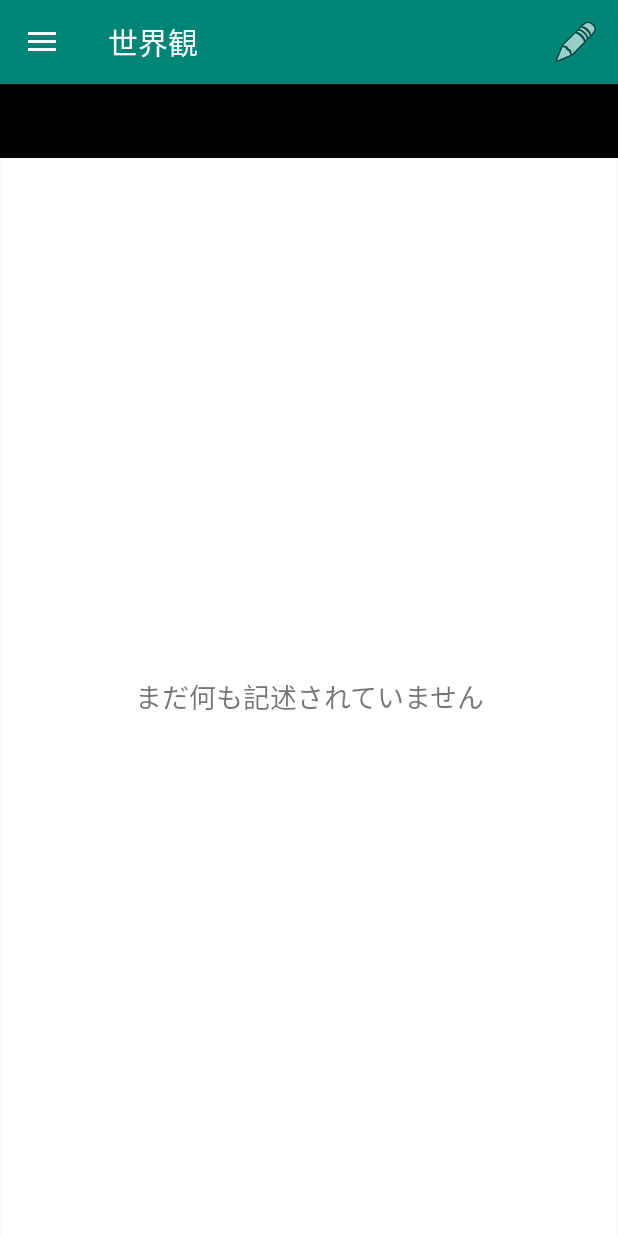
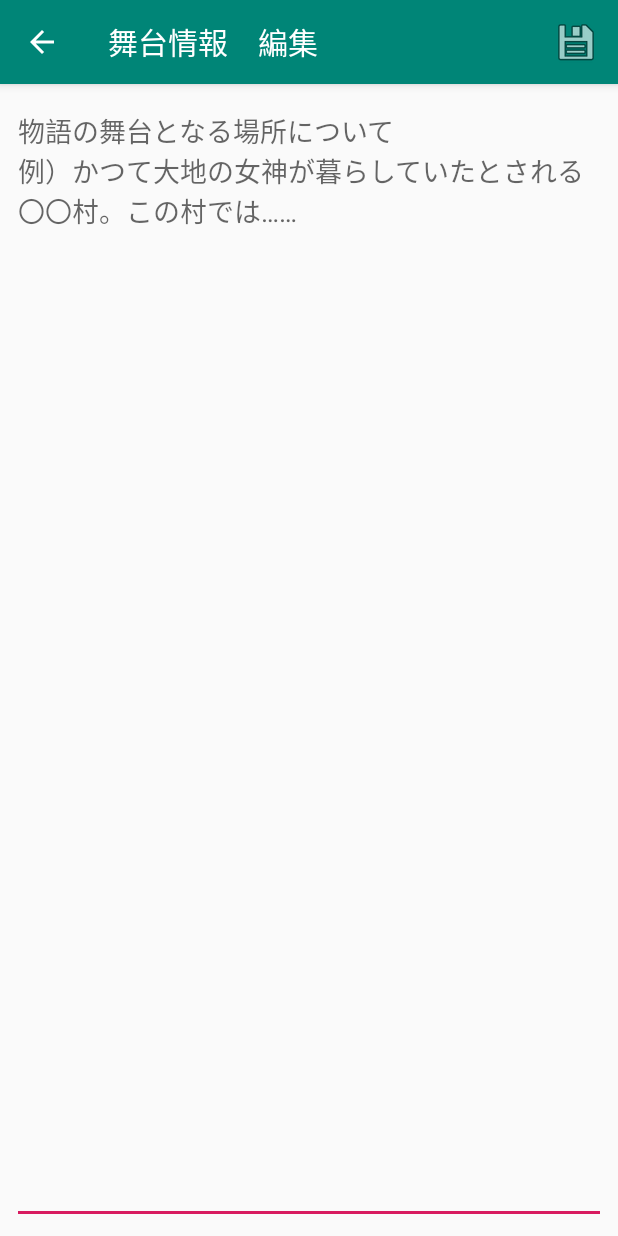
Before and after one commit to miyaju-sen/sk_project_android, an Android app: the WorldViewListActivity screen opened directly, with no data from a screen before it, after a tap on "編集", on a phone screen of 412 x 824 dp. Run offline under Robolectric (Android 15) with nearby library versions, the phone set to English and light mode, and no system bars.

Commit message:
・舞台の編集画面を使えるように（画面部品の配置・オプションメニューの追加） ・世界観一覧画面から舞台の編集画面への遷移ができるように

```diff
--- a/PlotEditor/app/src/main/AndroidManifest.xml
+++ b/PlotEditor/app/src/main/AndroidManifest.xml
@@ -39,7 +39,10 @@
         <activity android:name=".WorldViewEditActivity" />
         <activity android:name=".StoryEditActivity" />
         <activity android:name=".TestActivity" />
-        <activity android:name=".StageEditActivity"></activity>
+        <activity
+            android:name=".StageEditActivity"
+            android:theme="@style/AppTheme">
+        </activity>
     </application>
 
 </manifest>
--- a/PlotEditor/app/src/main/java/local/hal/st32/android/ploteditor/StageEditActivity.java
+++ b/PlotEditor/app/src/main/java/local/hal/st32/android/ploteditor/StageEditActivity.java
@@ -1,7 +1,11 @@
 package local.hal.st32.android.ploteditor;
 
+import android.support.v7.app.ActionBar;
 import android.support.v7.app.AppCompatActivity;
 import android.os.Bundle;
+import android.view.Menu;
+import android.view.MenuInflater;
+import android.view.MenuItem;
 
 /**
  * 就職作品
@@ -16,5 +20,62 @@ public class StageEditActivity extends AppCompatActivity {
     protected void onCreate(Bundle savedInstanceState) {
         super.onCreate(savedInstanceState);
         setContentView(R.layout.activity_stage_edit);
+
+        //アクションバーに前画面へ戻る機能をつける
+        ActionBar actionBar = getSupportActionBar();
+        actionBar.setDisplayHomeAsUpEnabled(true);
+
+    }
+
+    @Override
+    public void onResume() {
+        super.onResume();
+        setTitle("舞台情報　編集");
+    }
+
+    /**
+     * オプションメニュー作成
+     */
+    @Override
+    public boolean onCreateOptionsMenu(Menu menu) {
+        MenuInflater inflater = getMenuInflater();
+        inflater.inflate(R.menu.menu_edit, menu);
+
+        //表示されたままのメニューアイコンを非表示に
+        menu.findItem(R.id.menuEdit).setVisible(false);
+
+        //保存ボタンを取得・表示
+        MenuItem save = menu.findItem(R.id.menuSave);
+        save.setVisible(true);
+
+        return true;
+    }
+
+    /**
+     * オプションメニュー選択時処理
+     */
+    @Override
+    public boolean onOptionsItemSelected(MenuItem item) {
+        int itemId = item.getItemId();
+        switch (itemId) {
+            //保存ボタン
+            case R.id.menuSave:
+                //TODO:保存処理
+//                onSaveButtonClick();
+                break;
+            //戻るボタン
+            case android.R.id.home:
+                onBackButtonClick();
+                break;
+        }
+        return super.onOptionsItemSelected(item);
+    }
+
+    /**
+     * 戻るボタン押下時の処理
+     */
+    private void onBackButtonClick() {
+        //TODO:変更項目があった場合の処理
+        StageEditActivity.this.finish();
     }
 }
--- a/PlotEditor/app/src/main/java/local/hal/st32/android/ploteditor/WorldViewListActivity.java
+++ b/PlotEditor/app/src/main/java/local/hal/st32/android/ploteditor/WorldViewListActivity.java
@@ -159,6 +159,7 @@ public class WorldViewListActivity extends AppCompatActivity implements ViewPage
                 break;
             case R.id.menuEdit:
                 //TODO:編集処理
+                onEditButtonClick();
                 break;
             case R.id.menuReload:
                 onResume();
@@ -172,7 +173,9 @@ public class WorldViewListActivity extends AppCompatActivity implements ViewPage
      * 編集ボタン押下時の処理
      */
     private void onEditButtonClick() {
-        //TODO:編集処理
+        Intent intent = new Intent(WorldViewListActivity.this, StageEditActivity.class);
+        intent.putExtra("OUTLINE", _outline);
+        startActivity(intent);
     }
 
     /**
--- a/PlotEditor/app/src/main/res/layout/activity_stage_edit.xml
+++ b/PlotEditor/app/src/main/res/layout/activity_stage_edit.xml
@@ -3,11 +3,30 @@
 就職作品
 世界観の『舞台』編集画面
 -->
-<android.support.constraint.ConstraintLayout xmlns:android="http://schemas.android.com/apk/res/android"
+<android.support.constraint.ConstraintLayout
+    xmlns:android="http://schemas.android.com/apk/res/android"
     xmlns:app="http://schemas.android.com/apk/res-auto"
     xmlns:tools="http://schemas.android.com/tools"
     android:layout_width="match_parent"
     android:layout_height="match_parent"
     tools:context=".StageEditActivity">
 
+    <EditText
+        android:id="@+id/editText"
+        android:layout_width="0dp"
+        android:layout_height="0dp"
+        android:layout_marginStart="8dp"
+        android:layout_marginLeft="8dp"
+        android:layout_marginTop="8dp"
+        android:layout_marginEnd="8dp"
+        android:layout_marginRight="8dp"
+        android:layout_marginBottom="8dp"
+        android:ems="10"
+        android:gravity="top"
+        android:hint="@string/hint_stage"
+        android:inputType="textMultiLine"
+        app:layout_constraintBottom_toBottomOf="parent"
+        app:layout_constraintEnd_toEndOf="parent"
+        app:layout_constraintStart_toStartOf="parent"
+        app:layout_constraintTop_toTopOf="parent" />
 </android.support.constraint.ConstraintLayout>
--- a/PlotEditor/app/src/main/res/values/strings.xml
+++ b/PlotEditor/app/src/main/res/values/strings.xml
@@ -98,12 +98,17 @@
     <string name="hint_appearance">髪形、髪や瞳の色、服装など</string>
     <string name="hint_other">上記以外に補足したい点があれば</string>
 
-    <!-- 世界観編集画面 -->
+    <!-- 世界観一覧画面用 -->
     <string name="tv_stage">舞台</string>
     <string name="tv_parlance">設定・用語</string>
+    <string name="tv_stage_text">まだ何も記述されていません</string>
+
+    <!-- 設定・用語画面用 -->
     <string name="tv_parlance_name">名称</string>
     <string name="tv_explanation">説明</string>
-    <string name="tv_stage_text">まだ何も記述されていません</string>
+
+    <!-- 舞台説明画面用 -->
+    <string name="hint_stage">物語の舞台となる場所について\n例）かつて大地の女神が暮らしていたとされる〇〇村。この村では……</string>
 
     <!-- メモ編集画面用 -->
     <string name="memo_background">メモ背景</string>
```
